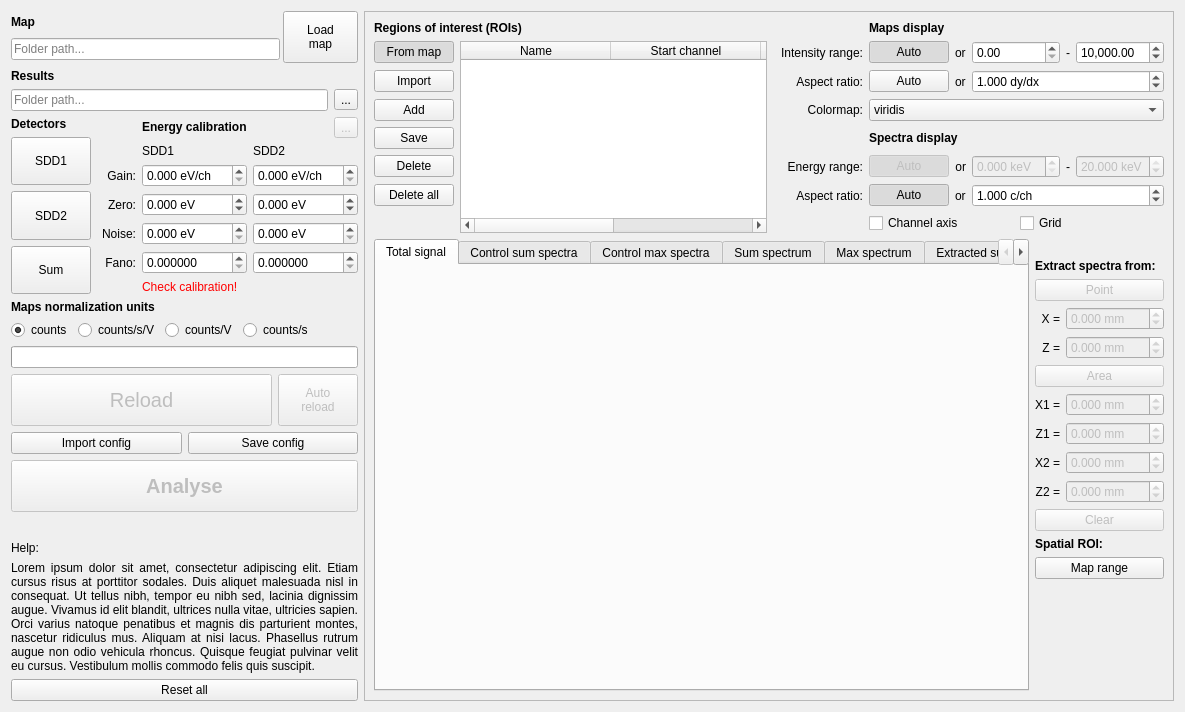
pfilipl/PolyX-XRF-Data-Analyser, file single.ui: the form before one commit.
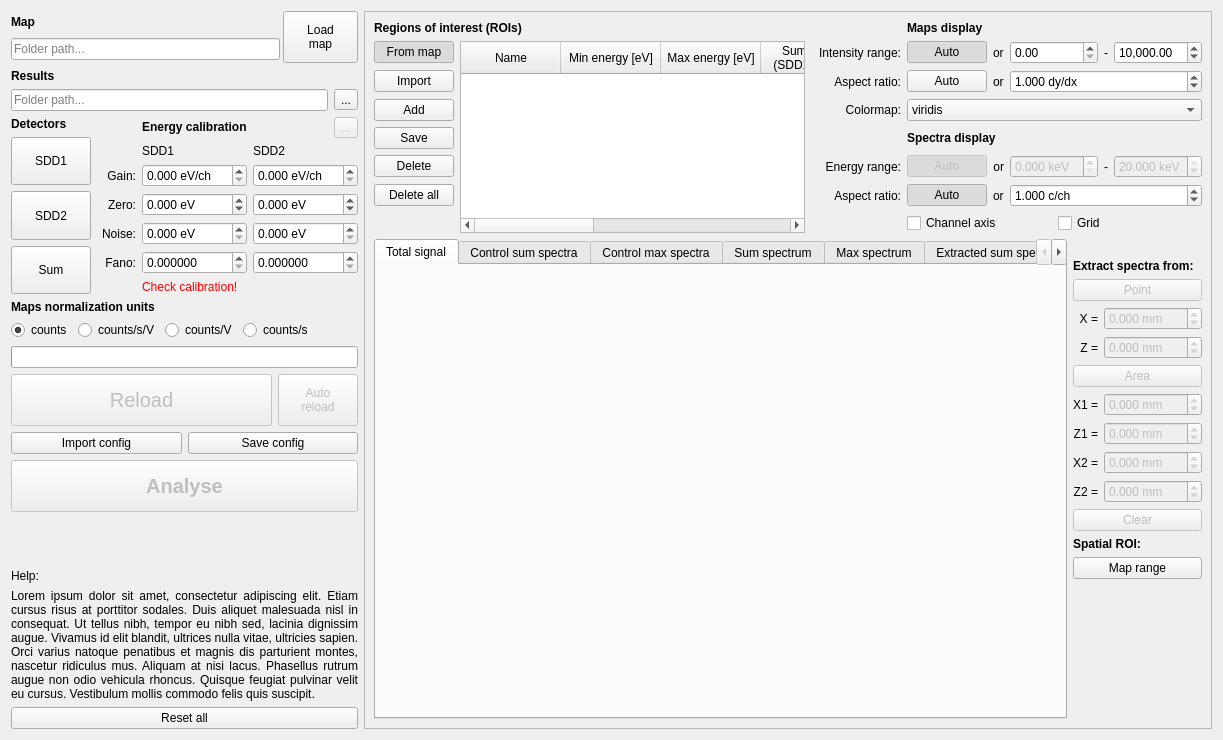
The form after the commit. Custom widgets are drawn as their Qt base class.

What changed in the file:
```diff
--- a/single.ui
+++ b/single.ui
@@ -6,8 +6,8 @@
    <rect>
     <x>0</x>
     <y>0</y>
-    <width>1185</width>
-    <height>712</height>
+    <width>1223</width>
+    <height>740</height>
    </rect>
   </property>
   <property name="baseSize">
@@ -1722,7 +1722,7 @@
            <bool>true</bool>
           </property>
           <attribute name="horizontalHeaderDefaultSectionSize">
-           <number>150</number>
+           <number>100</number>
           </attribute>
           <attribute name="horizontalHeaderStretchLastSection">
            <bool>true</bool>
@@ -1734,17 +1734,42 @@
           </column>
           <column>
            <property name="text">
-            <string>Start channel</string>
+            <string>Min energy [eV]</string>
            </property>
           </column>
           <column>
            <property name="text">
-            <string>Stop channel</string>
+            <string>Max energy [eV]</string>
            </property>
           </column>
           <column>
            <property name="text">
-            <string>Sum factor [SDD1/SDD2]</string>
+            <string>Sum factor
+(SDD1/SDD2)</string>
+           </property>
+          </column>
+          <column>
+           <property name="text">
+            <string>SDD1
+Min channel</string>
+           </property>
+          </column>
+          <column>
+           <property name="text">
+            <string>SDD1
+Max channel</string>
+           </property>
+          </column>
+          <column>
+           <property name="text">
+            <string>SDD2
+Min channel</string>
+           </property>
+          </column>
+          <column>
+           <property name="text">
+            <string>SDD2
+Max channel</string>
            </property>
           </column>
          </widget>
```
